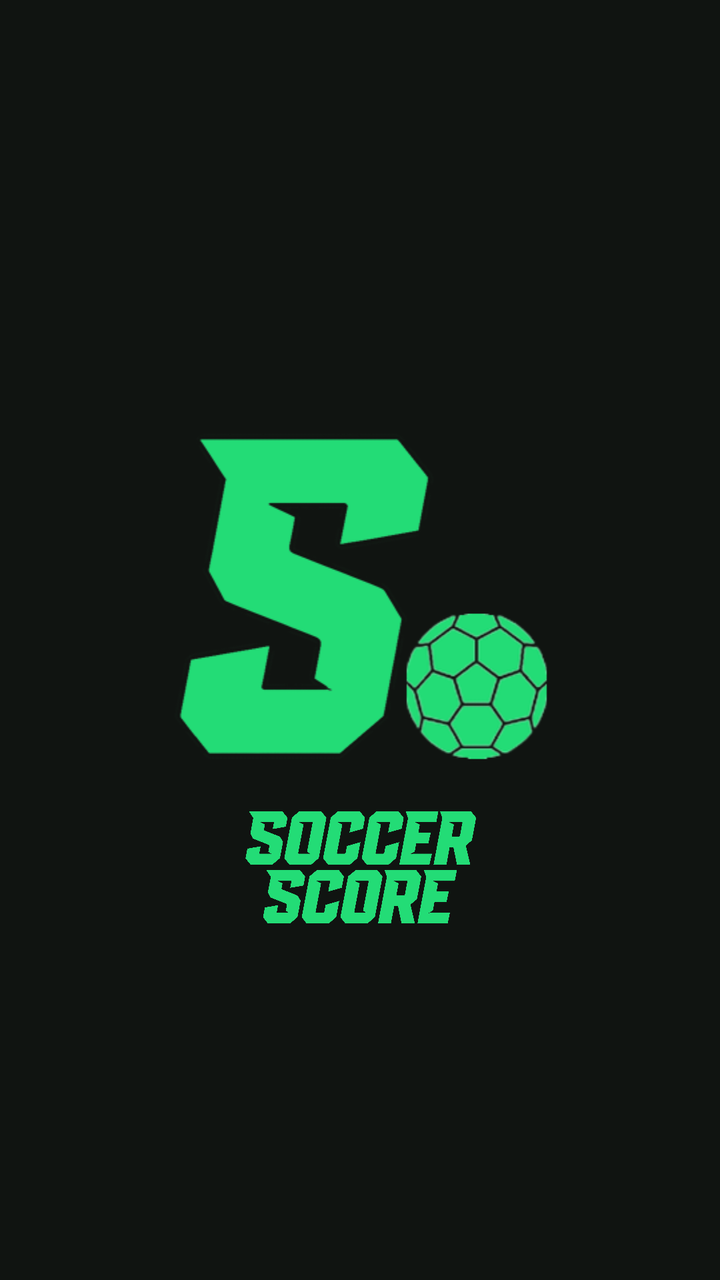
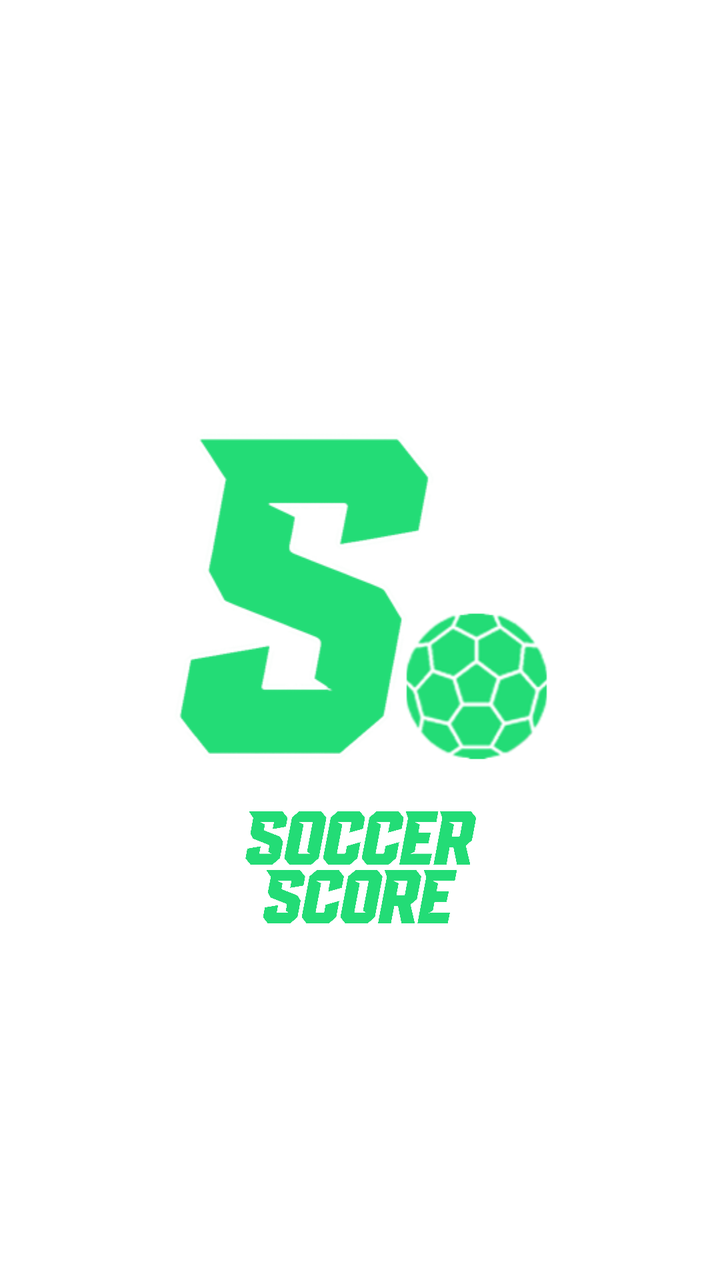

Before-and-after screenshots of an Android layout around one commit, followed by the original layout XML and the change that was made.
<!-- AndroidManifest.xml: application theme Theme.MyApplication -->
<!-- res/layout/activity_splash.xml -->
<?xml version="1.0" encoding="utf-8"?>
<RelativeLayout
    xmlns:android="http://schemas.android.com/apk/res/android"
    android:layout_width="match_parent"
    android:layout_height="match_parent"
    android:background="#101411">

    
    <LinearLayout
        android:layout_width="wrap_content"
        android:layout_height="wrap_content"
        android:layout_centerInParent="true"
        android:orientation="vertical"
        android:gravity="center">

        

        

        <ImageView
            android:layout_width="200dp"
            android:layout_height="327dp"
            android:src="@drawable/livescore2" />

        <ImageView
            android:layout_width="150dp"
            android:layout_height="143dp"
            android:layout_marginTop="-100dp"
            android:src="@drawable/livescore1" />

    </LinearLayout>

</RelativeLayout>
<!-- resources referenced by this layout -->
<resources>
  <!-- drawable livescore1: png bitmap (drawable, 242704 bytes) -->
  <!-- drawable livescore2: png bitmap (drawable, 33992 bytes) -->
  <style name="Theme.MyApplication" parent="Base.Theme.MyApplication" />
  <style name="Base.Theme.MyApplication" parent="Theme.Material3.DayNight.NoActionBar">
          
          
      </style>
</resources>

<!-- the commit's change to res/layout/activity_splash.xml (unified diff, before → after) -->
@@ -3,7 +3,7 @@
     xmlns:android="http://schemas.android.com/apk/res/android"
     android:layout_width="match_parent"
     android:layout_height="match_parent"
-    android:background="#101411">
+    android:background="@color/bg">
 
     
     <LinearLayout
<!-- resource entries referenced after the edit -->
@@ -1,11 +1,19 @@
 <!-- resources referenced by this layout -->
 <resources>
+  <color name="bg">#FFFFFF</color>
   <!-- drawable livescore1: png bitmap (drawable, 242704 bytes) -->
   <!-- drawable livescore2: png bitmap (drawable, 33992 bytes) -->
   <style name="Theme.MyApplication" parent="Base.Theme.MyApplication" />
-  <style name="Base.Theme.MyApplication" parent="Theme.Material3.DayNight.NoActionBar">
-          
-          
+  <style name="Base.Theme.MyApplication" parent="Theme.Material3.Light.NoActionBar">
+          <item name="colorPrimary">@color/accent</item>
+          <item name="colorOnPrimary">@color/on_accent</item>
+          <item name="android:windowBackground">@color/bg</item>
+          <item name="android:statusBarColor">@color/bg</item>
+          <item name="android:navigationBarColor">@color/bg</item>
+          <item name="android:windowLightStatusBar">true</item>
+          <item name="android:windowLightNavigationBar" tools:targetApi="o_mr1">true</item>
       </style>
+  <color name="accent">#F2711C</color>
+  <color name="on_accent">#FFFFFF</color>
 </resources>
 
